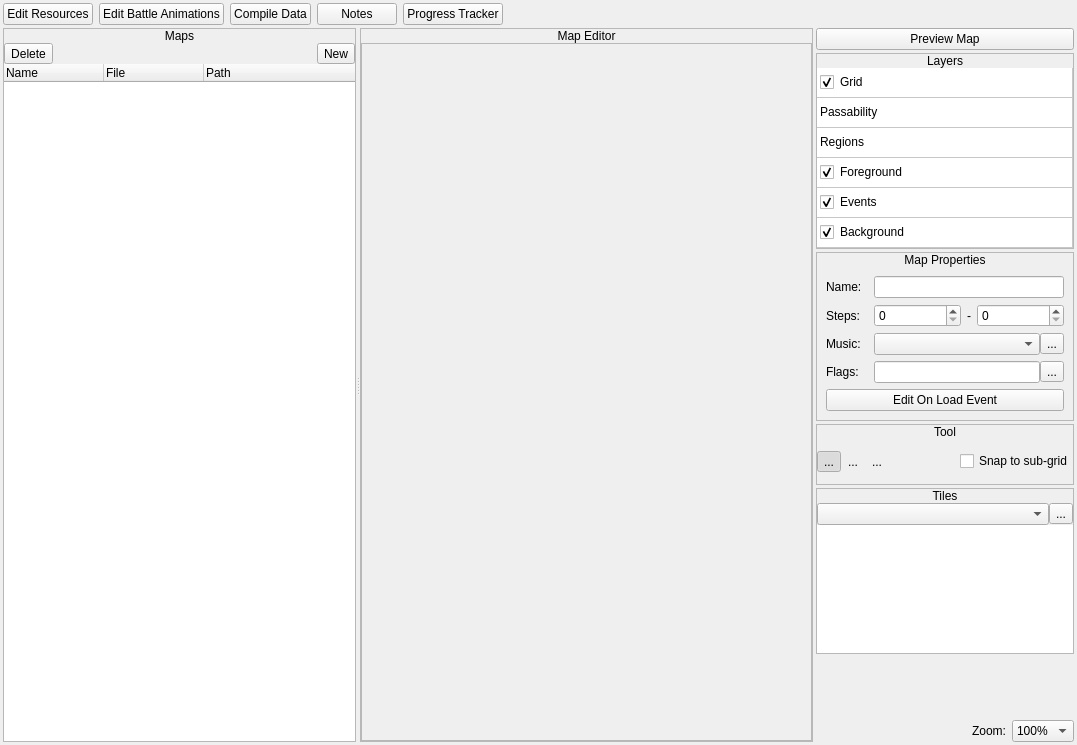
Qt form editor/src/mainwindow.ui (tuxinator2009/PreludeToADream-Pokitto) before a commit.
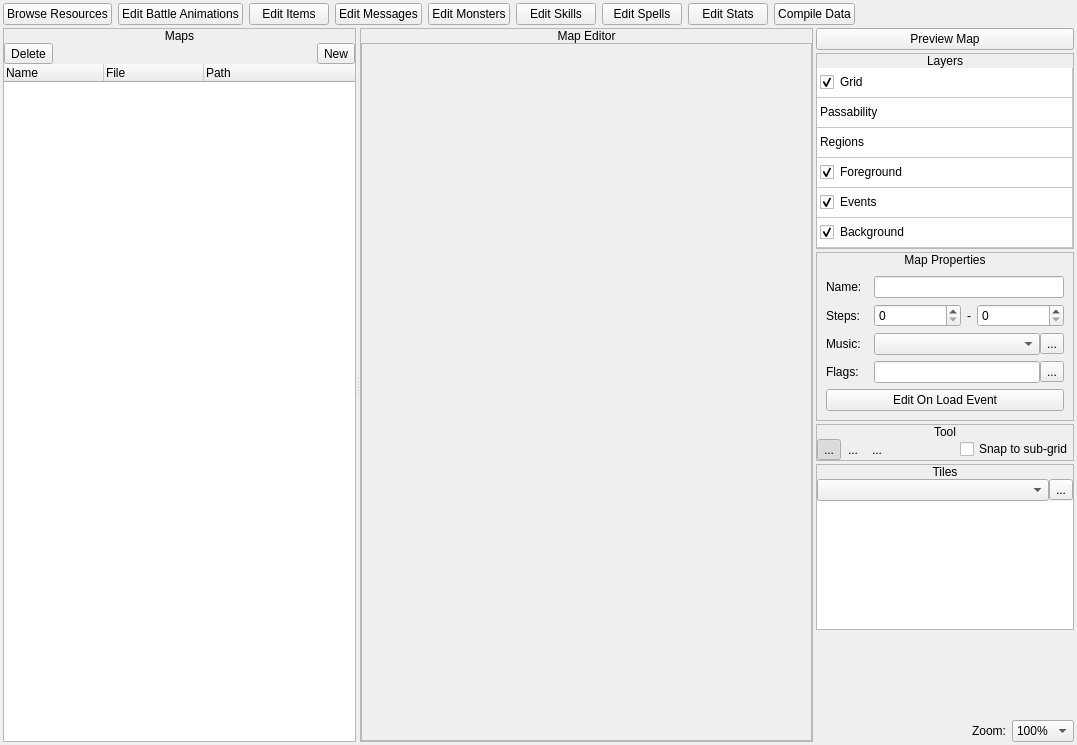
The same form after that commit. Icons and pictures are not drawn. Custom widgets are drawn as their Qt base class.

Commit message: Finished all but monsters editor and compiling data. Moved progress tracker to separate program since it's very useful outside of PtaD.

Diff of the .ui file:
```diff
--- a/editor/src/mainwindow.ui
+++ b/editor/src/mainwindow.ui
@@ -76,7 +76,7 @@
           </sizepolicy>
          </property>
          <property name="text">
-          <string>Edit Resources</string>
+          <string>Browse Resources</string>
          </property>
         </widget>
        </item>
@@ -93,6 +93,84 @@
          </property>
         </widget>
        </item>
+       <item>
+        <widget class="QPushButton" name="btnEditItems">
+         <property name="sizePolicy">
+          <sizepolicy hsizetype="Fixed" vsizetype="Fixed">
+           <horstretch>0</horstretch>
+           <verstretch>0</verstretch>
+          </sizepolicy>
+         </property>
+         <property name="text">
+          <string>Edit Items</string>
+         </property>
+        </widget>
+       </item>
+       <item>
+        <widget class="QPushButton" name="btnEditMessages">
+         <property name="sizePolicy">
+          <sizepolicy hsizetype="Fixed" vsizetype="Fixed">
+           <horstretch>0</horstretch>
+           <verstretch>0</verstretch>
+          </sizepolicy>
+         </property>
+         <property name="text">
+          <string>Edit Messages</string>
+         </property>
+        </widget>
+       </item>
+       <item>
+        <widget class="QPushButton" name="btnEditMonsters">
+         <property name="sizePolicy">
+          <sizepolicy hsizetype="Fixed" vsizetype="Fixed">
+           <horstretch>0</horstretch>
+           <verstretch>0</verstretch>
+          </sizepolicy>
+         </property>
+         <property name="text">
+          <string>Edit Monsters</string>
+         </property>
+        </widget>
+       </item>
+       <item>
+        <widget class="QPushButton" name="btnEditSkills">
+         <property name="sizePolicy">
+          <sizepolicy hsizetype="Fixed" vsizetype="Fixed">
+           <horstretch>0</horstretch>
+           <verstretch>0</verstretch>
+          </sizepolicy>
+         </property>
+         <property name="text">
+          <string>Edit Skills</string>
+         </property>
+        </widget>
+       </item>
+       <item>
+        <widget class="QPushButton" name="btnEditSpells">
+         <property name="sizePolicy">
+          <sizepolicy hsizetype="Fixed" vsizetype="Fixed">
+           <horstretch>0</horstretch>
+           <verstretch>0</verstretch>
+          </sizepolicy>
+         </property>
+         <property name="text">
+          <string>Edit Spells</string>
+         </property>
+        </widget>
+       </item>
+       <item>
+        <widget class="QPushButton" name="btnEditStats">
+         <property name="sizePolicy">
+          <sizepolicy hsizetype="Fixed" vsizetype="Fixed">
+           <horstretch>0</horstretch>
+           <verstretch>0</verstretch>
+          </sizepolicy>
+         </property>
+         <property name="text">
+          <string>Edit Stats</string>
+         </property>
+        </widget>
+       </item>
        <item>
         <widget class="QPushButton" name="btnCompileData">
          <property name="sizePolicy">
@@ -106,32 +184,6 @@
          </property>
         </widget>
        </item>
-       <item>
-        <widget class="QPushButton" name="btnNotes">
-         <property name="sizePolicy">
-          <sizepolicy hsizetype="Fixed" vsizetype="Fixed">
-           <horstretch>0</horstretch>
-           <verstretch>0</verstretch>
-          </sizepolicy>
-         </property>
-         <property name="text">
-          <string>Notes</string>
-         </property>
-        </widget>
-       </item>
-       <item>
-        <widget class="QPushButton" name="btnProgressTracker">
-         <property name="sizePolicy">
-          <sizepolicy hsizetype="Fixed" vsizetype="Fixed">
-           <horstretch>0</horstretch>
-           <verstretch>0</verstretch>
-          </sizepolicy>
-         </property>
-         <property name="text">
-          <string>Progress Tracker</string>
-         </property>
-        </widget>
-       </item>
        <item>
         <widget class="QWidget" name="widget_21" native="true"/>
        </item>
@@ -868,6 +920,12 @@
                </property>
                <item>
                 <widget class="QFrame" name="frame_3">
+                 <property name="sizePolicy">
+                  <sizepolicy hsizetype="Preferred" vsizetype="Fixed">
+                   <horstretch>0</horstretch>
+                   <verstretch>0</verstretch>
+                  </sizepolicy>
+                 </property>
                  <property name="frameShape">
                   <enum>QFrame::StyledPanel</enum>
                  </property>
```
Left out of the diff: 2 changed lines with no effect on the pictures. The commit also changes 83 other files.
